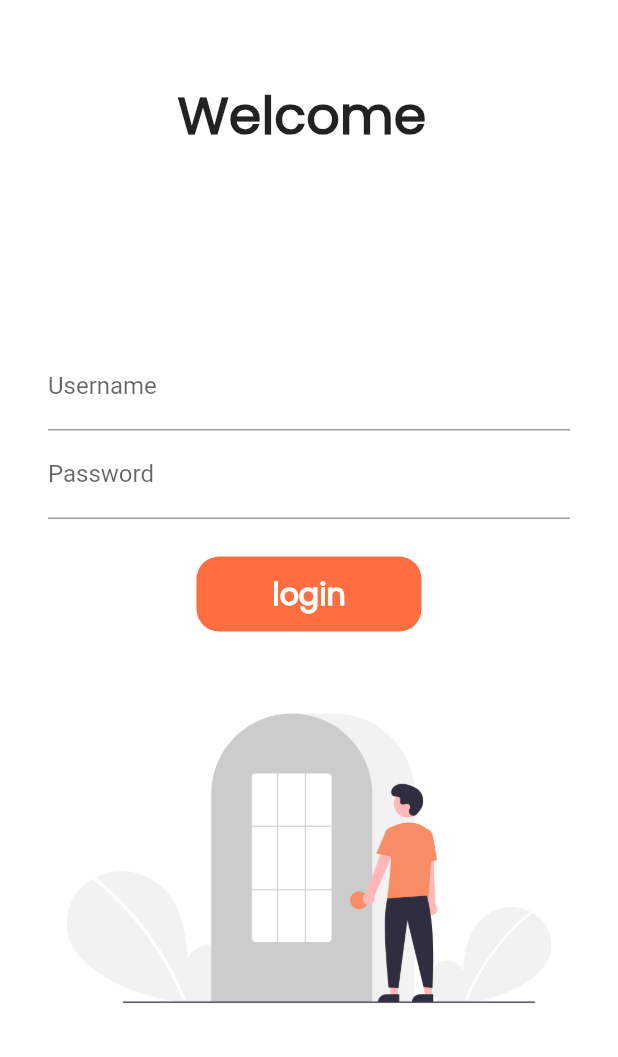
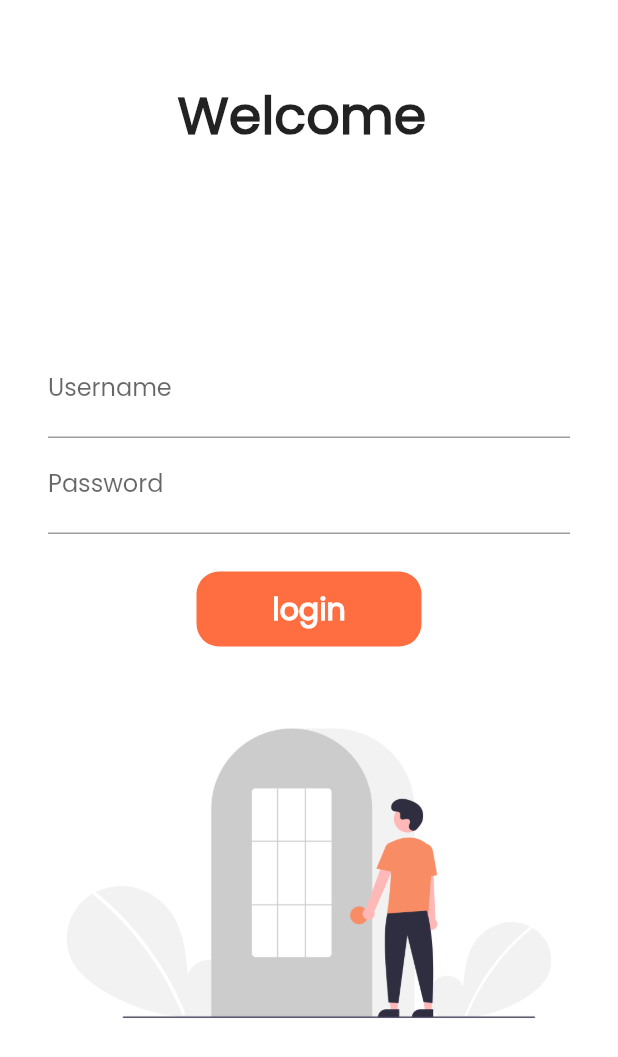
Before and after one commit to shhdwi/book-a-book, a Flutter app: the screen it shows after launch, on a phone screen of 412 x 824 dp. Shown: the top 1057 px of the screen. Run offline on Flutter 3.47's test engine with Material 2 defaults, Android fonts, the phone set to English and light mode, and no system bars.

Commit message:
Added Themes

```diff
--- a/lib/screens/main.dart
+++ b/lib/screens/main.dart
@@ -1,6 +1,7 @@
 import 'package:catalog_app/screens/home_page.dart';
 import 'package:catalog_app/screens/login_page.dart';
 import 'package:catalog_app/utils/routes.dart';
+import 'package:catalog_app/widgets/themes.dart';
 import 'package:flutter/material.dart';
 
 void main() {
@@ -12,6 +13,9 @@ class MyApp extends StatelessWidget {
   @override
   Widget build(BuildContext context) {
     return MaterialApp(
+      theme: MyTheme.lightTheme(context),
+      darkTheme: MyTheme.darkTheme(context),
+
 
       initialRoute: "/",
       routes: {
--- /dev/null
+++ b/lib/widgets/themes.dart
@@ -0,0 +1,18 @@
+
+import 'package:flutter/material.dart';
+
+class MyTheme{
+  static ThemeData lightTheme(BuildContext context) => ThemeData(
+  fontFamily: 'Poppins',
+  appBarTheme: AppBarTheme(
+  color: Colors.white,
+  elevation: 0.0,
+  iconTheme: IconThemeData(color: Colors.black45 ),
+  textTheme: Theme.of(context).textTheme,
+
+
+  ));
+  static ThemeData darkTheme(BuildContext context) => ThemeData(
+    brightness: Brightness.dark,
+  );
+}
```
Also changed, not shown: lib/screens/home_page.dart (+11 -2 lines), lib/widgets/drawer.dart (added, +45 -0 lines).
